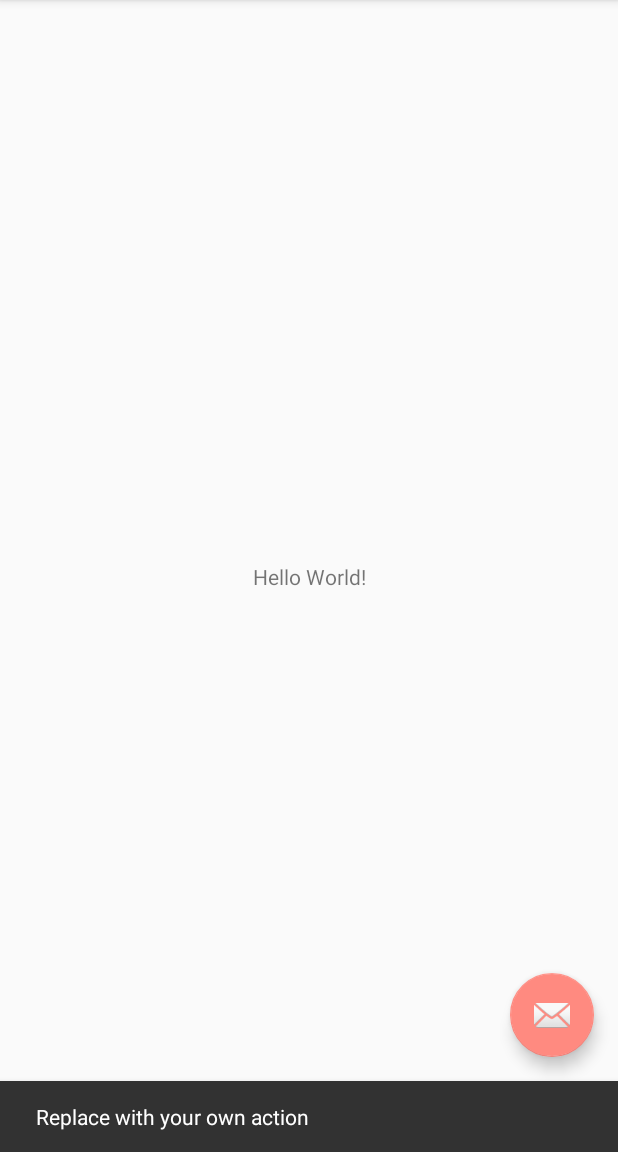
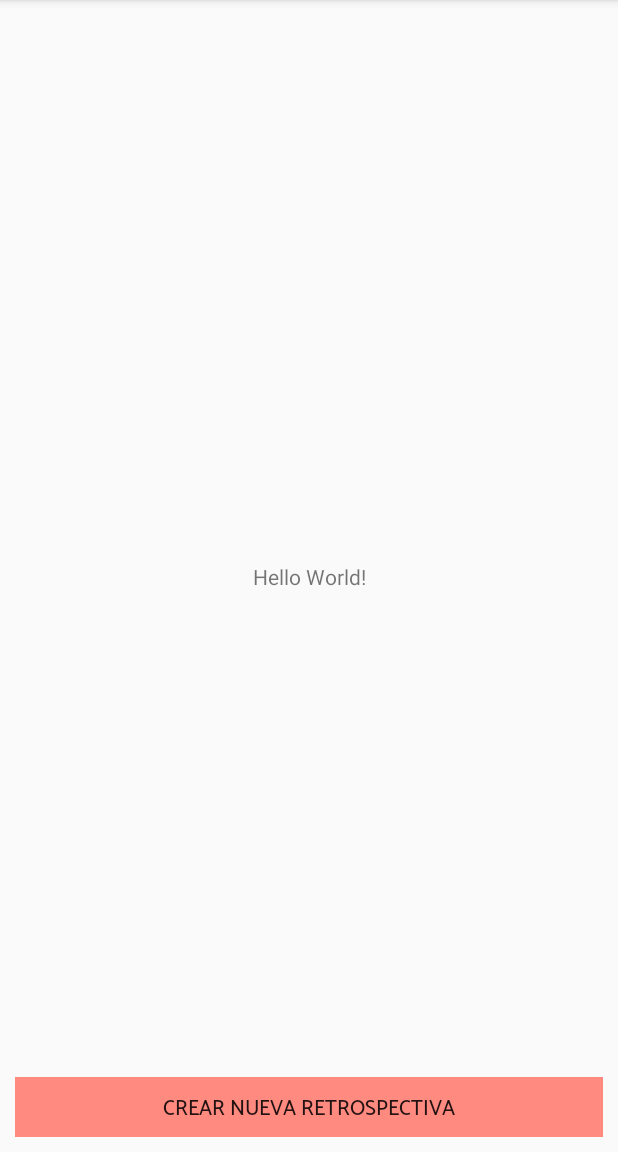
Before and after one commit to Albertocalib/RetroHub, an Android app: the screen it shows after launch (MainActivity), after a tap on an icon or button, on a phone screen of 412 x 824 dp, the part 84-1236 px from its top. Run offline under Robolectric (Android 15) with nearby library versions, the phone set to English and light mode, and no system bars; Roboto replaces fonts that are not available here; 1 other tap on this screen came first.

Commit message:
- Add new font (catamaran) - Add layout for emptyview - Fix design in MainActivity

```diff
--- a/app/src/main/AndroidManifest.xml
+++ b/app/src/main/AndroidManifest.xml
@@ -19,6 +19,9 @@
                 <category android:name="android.intent.category.LAUNCHER" />
             </intent-filter>
         </activity>
+        <meta-data
+            android:name="preloaded_fonts"
+            android:resource="@array/preloaded_fonts" />
     </application>
 
 </manifest>
--- a/app/src/main/java/com/example/retrohub/MainActivity.kt
+++ b/app/src/main/java/com/example/retrohub/MainActivity.kt
@@ -5,6 +5,7 @@ import com.google.android.material.snackbar.Snackbar
 import androidx.appcompat.app.AppCompatActivity
 import android.view.Menu
 import android.view.MenuItem
+import android.widget.Toast
 
 import kotlinx.android.synthetic.main.activity_main.*
 
@@ -15,11 +16,12 @@ class MainActivity : AppCompatActivity() {
         setContentView(R.layout.activity_main)
         setSupportActionBar(toolbar)
 
-        fab.setOnClickListener { view ->
-            Snackbar.make(view, "Replace with your own action", Snackbar.LENGTH_LONG)
-                .setAction("Action", null).show()
+        button_new_retro.setOnClickListener { view ->
+            Toast.makeText(baseContext,R.string.commingSoon,Toast.LENGTH_SHORT).show()
         }
     }
+
+
 
     override fun onCreateOptionsMenu(menu: Menu): Boolean {
         // Inflate the menu; this adds items to the action bar if it is present.
--- a/app/src/main/res/layout/activity_main.xml
+++ b/app/src/main/res/layout/activity_main.xml
@@ -24,14 +24,13 @@
 
     </com.google.android.material.appbar.AppBarLayout>
 
-    <include layout="@layout/content_main" />
+    <include layout="@layout/content_main"/>
 
-    <com.google.android.material.floatingactionbutton.FloatingActionButton
-        android:id="@+id/fab"
-        android:layout_width="wrap_content"
-        android:layout_height="wrap_content"
-        android:layout_gravity="bottom|end"
-        android:layout_margin="@dimen/fab_margin"
-        app:srcCompat="@android:drawable/ic_dialog_email" />
+    <include layout="@layout/layout_button_new_retrospective"
+        android:id="@+id/button_new_retro"
+        android:layout_width="match_parent"
+        android:layout_height="@dimen/button_new_height"
+        android:layout_margin="@dimen/s_margin"
+        android:layout_gravity="bottom|end" />
 
 </androidx.coordinatorlayout.widget.CoordinatorLayout>
--- /dev/null
+++ b/app/src/main/res/layout/layout_button_new_retrospective.xml
@@ -0,0 +1,22 @@
+<?xml version="1.0" encoding="utf-8"?>
+<androidx.constraintlayout.widget.ConstraintLayout xmlns:android="http://schemas.android.com/apk/res/android"
+    xmlns:app="http://schemas.android.com/apk/res-auto"
+    android:layout_width="match_parent"
+    android:layout_height="@dimen/button_new_height"
+    android:orientation="vertical"
+    android:background="@color/colorAccent"
+    android:layout_margin="@dimen/s_margin">
+
+    <TextView
+        style="@style/mainTextAcent"
+        android:layout_width="wrap_content"
+        android:layout_height="wrap_content"
+        android:fontFamily="@font/catamaran_medium"
+        android:text="CREAR NUEVA RETROSPECTIVA"
+        app:layout_constraintBottom_toBottomOf="parent"
+        app:layout_constraintEnd_toEndOf="parent"
+        app:layout_constraintStart_toStartOf="parent"
+        app:layout_constraintTop_toTopOf="parent" />
+
+
+</androidx.constraintlayout.widget.ConstraintLayout>
```
Also changed, not shown: app/src/main/res/layout/fragment_empty_view.xml (added, +32 -0 lines), app/src/main/res/font/catamaran.ttf (added).
